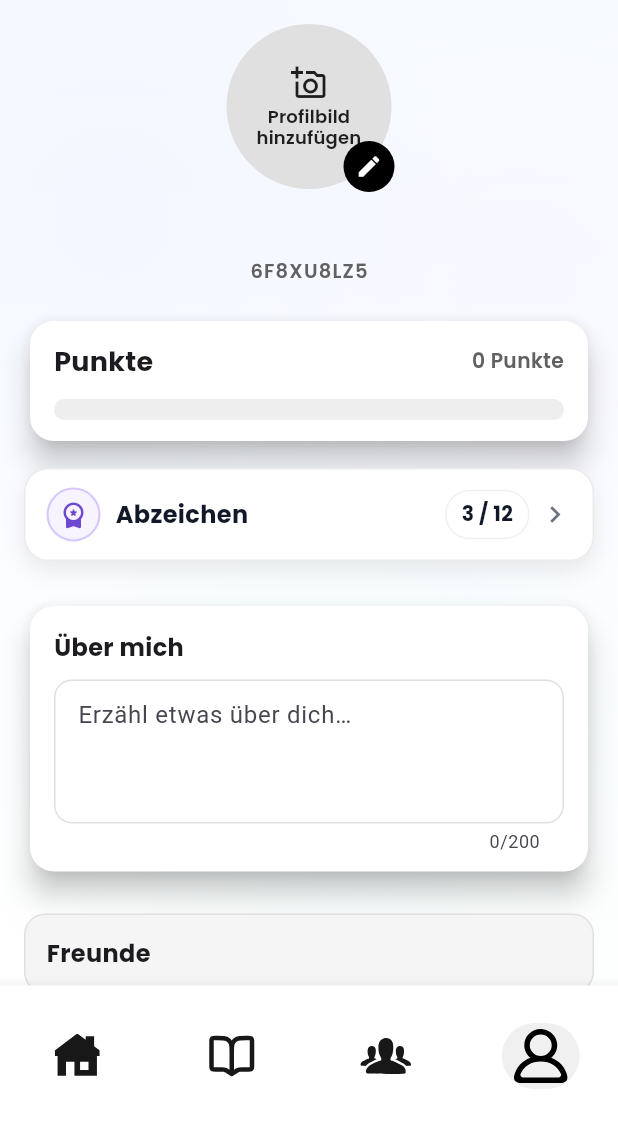
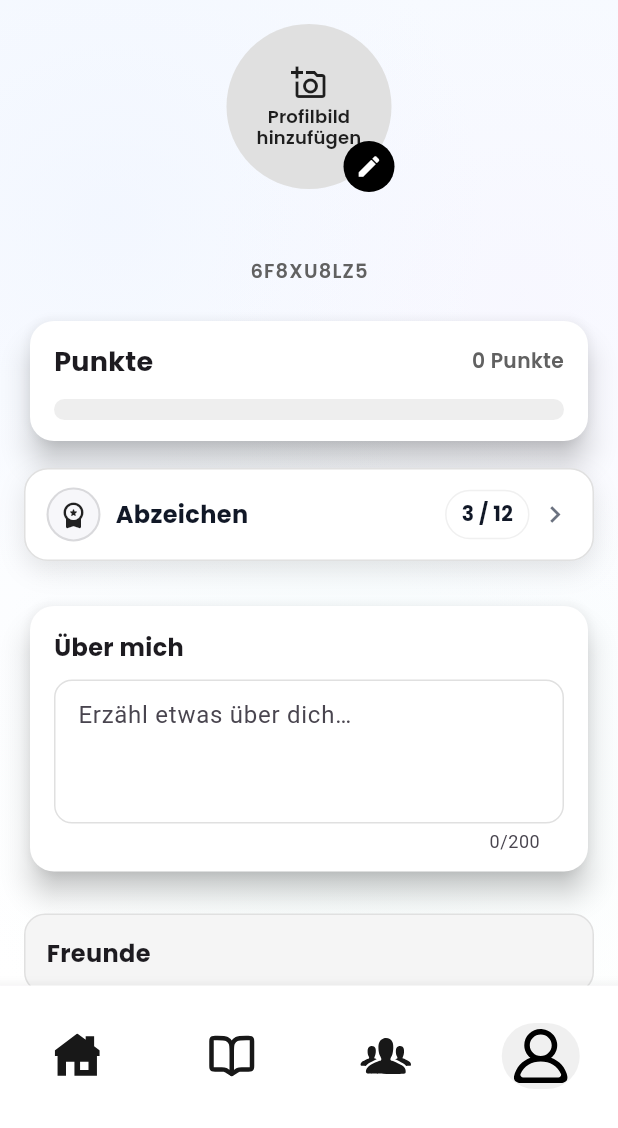
Before and after one commit to WannaChry/Daily-Good, a Flutter app: the HomePage screen opened by its route, item 4 of the bottom bar chosen, on a phone screen of 412 x 824 dp, the part 108-1236 px from its top. Run offline on Flutter 3.47's test engine with Material 3 defaults, Android fonts, the light colour scheme and no system bars; our stand-ins replace cloud_firestore, firebase_auth, firebase_core, firebase_storage, flutter_svg, google_fonts and 1 more; accounts and stored records are empty; project files that could hold a hidden picture were left out.

Commit message:
29.09 - Anpassungen

```diff
--- a/lib/pages/home/badge_dex_page.dart
+++ b/lib/pages/home/badge_dex_page.dart
@@ -3,7 +3,7 @@ import 'package:flutter/material.dart';
 import 'package:google_fonts/google_fonts.dart';
 import 'package:studyproject/pages/models/AppBadge.dart' show AppBadge, BadgeRarity, BadgeProgress;
 
-// ---------- Badge-Entry-Tile (weiß wie die anderen Cards) ----------
+// ---------- Badge-Entry-Tile (weiß, mit Rand & Schatten, Icon schwarz) ----------
 class BadgeEntryTile extends StatelessWidget {
   const BadgeEntryTile({
     super.key,
@@ -29,31 +29,33 @@ class BadgeEntryTile extends StatelessWidget {
           decoration: BoxDecoration(
             color: Colors.white,
             borderRadius: BorderRadius.circular(16),
-            border: Border.all(color: Colors.black12.withOpacity(0.08)),
+            // ► dezenter Rand wie bei deinen anderen Cards
+            border: Border.all(color: Colors.black12.withOpacity(0.12)),
+            // ► weicher Schatten
             boxShadow: const [
               BoxShadow(
-                color: Color(0x14000000),
-                blurRadius: 12,
+                color: Color(0x1A000000), // ~10% Schwarz
+                blurRadius: 14,
                 offset: Offset(0, 6),
               ),
             ],
           ),
           child: Row(
             children: [
-              // Icon in umrandetem Kreis
+              // Icon in umrandetem Kreis – Icon jetzt schwarz
               Container(
                 width: 36,
                 height: 36,
                 decoration: BoxDecoration(
                   shape: BoxShape.circle,
-                  color: const Color(0xFFF7F3FF), // sehr zartes Lila
-                  border: Border.all(color: const Color(0xFFD7C7FF), width: 1.4),
+                  color: const Color(0xFFF7F7FA), // sehr zartes hell
+                  border: Border.all(color: Colors.black12, width: 1.4),
                 ),
                 alignment: Alignment.center,
                 child: const Icon(
                   Icons.workspace_premium_rounded,
                   size: 20,
-                  color: Color(0xFF6E49CF),
+                  color: Colors.black87, // ◄ schwarz
                 ),
               ),
               const SizedBox(width: 10),
```
